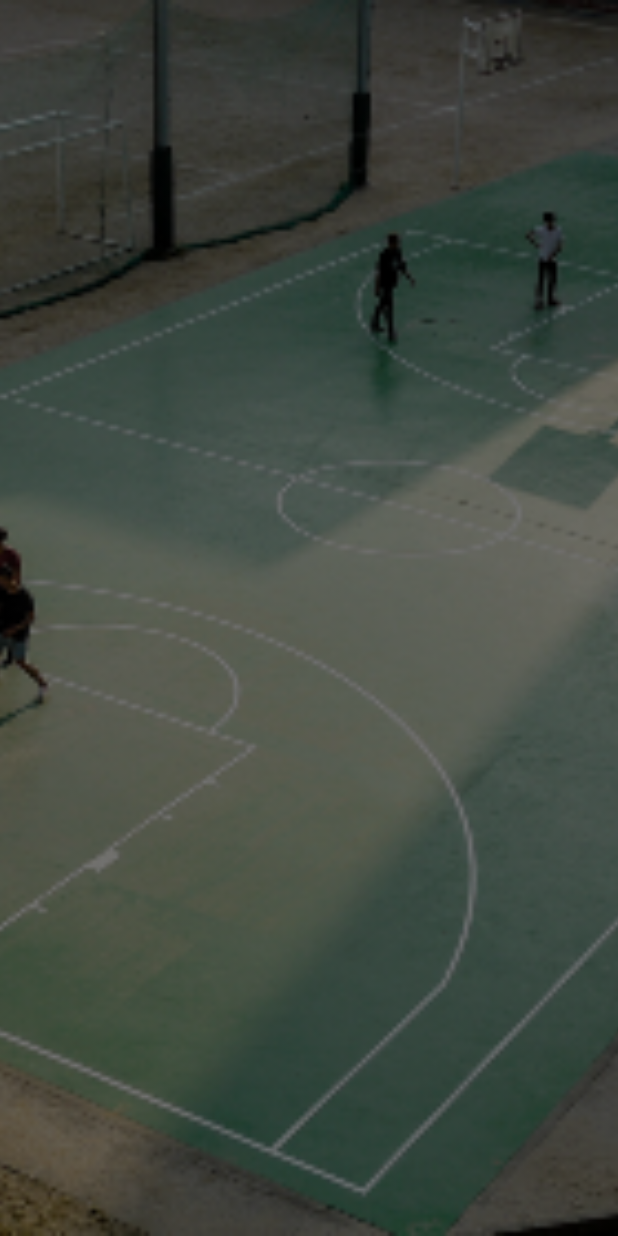
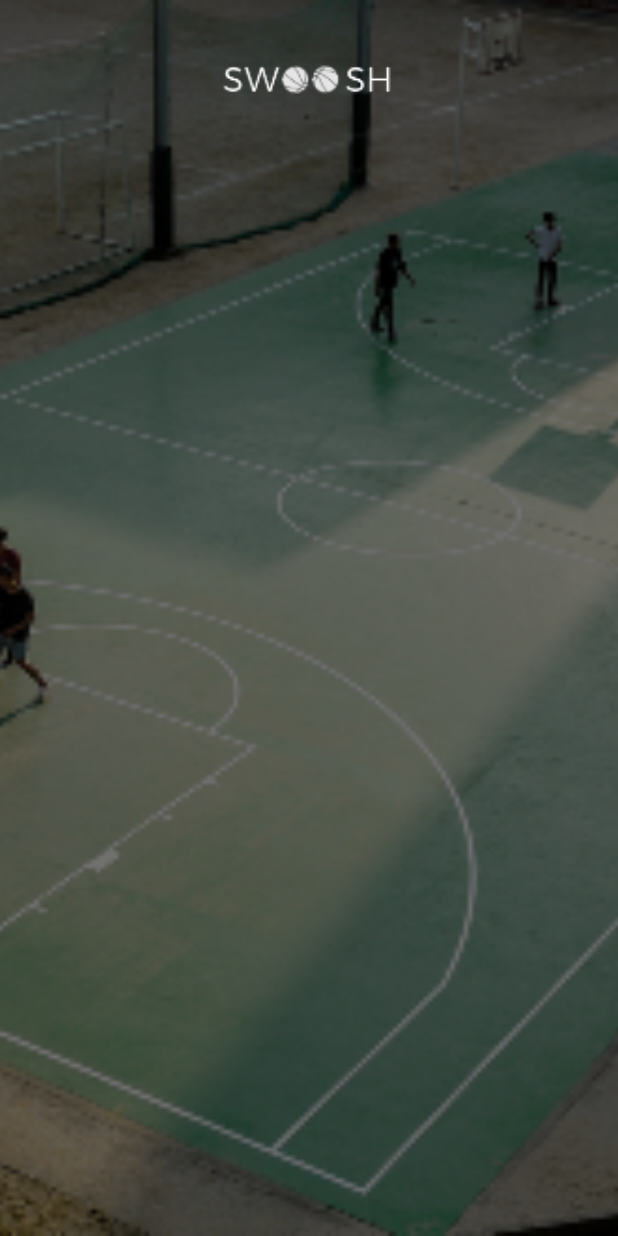
Before and after one commit to Coder44-2/SooshPracitce, an Android app: the screen it shows after launch (MainActivity), on a phone screen of 412 x 824 dp. Run offline under Robolectric (Android 15) with nearby library versions, the phone set to English and light mode, and no system bars.

Commit message:
Added the swoosh Logo.

```diff
--- a/app/src/main/res/layout-normal-land/activity_main.xml
+++ b/app/src/main/res/layout-normal-land/activity_main.xml
@@ -1,7 +1,6 @@
 <?xml version="1.0" encoding="utf-8"?>
 <androidx.constraintlayout.widget.ConstraintLayout xmlns:android="http://schemas.android.com/apk/res/android"
     xmlns:app="http://schemas.android.com/apk/res-auto"
-    android:id="@+id/swooshLogo"
     android:layout_width="match_parent"
     android:layout_height="match_parent">
 
@@ -17,4 +16,19 @@
         app:layout_constraintTop_toTopOf="parent"
         app:srcCompat="@drawable/welcomescreenbg" />
 
+    <ImageView
+        android:id="@+id/swooshLogo"
+        android:layout_width="116dp"
+        android:layout_height="58dp"
+        android:layout_marginStart="8dp"
+        android:layout_marginLeft="8dp"
+        android:layout_marginTop="24dp"
+        android:layout_marginEnd="8dp"
+        android:layout_marginRight="8dp"
+        android:contentDescription="@string/swoosh_logo"
+        app:layout_constraintEnd_toEndOf="parent"
+        app:layout_constraintStart_toStartOf="parent"
+        app:layout_constraintTop_toTopOf="parent"
+        app:srcCompat="@drawable/swooshlogo" />
+
 </androidx.constraintlayout.widget.ConstraintLayout>
--- a/app/src/main/res/layout/activity_main.xml
+++ b/app/src/main/res/layout/activity_main.xml
@@ -18,5 +18,19 @@
         app:srcCompat="@drawable/welcomescreenbg"
         android:contentDescription="@string/background_image" />
 
+    <ImageView
+        android:id="@+id/swooshLogo"
+        android:layout_width="116dp"
+        android:layout_height="58dp"
+        android:layout_marginStart="8dp"
+        android:layout_marginLeft="8dp"
+        android:layout_marginTop="24dp"
+        android:layout_marginEnd="8dp"
+        android:layout_marginRight="8dp"
+        android:contentDescription="@string/swoosh_logo"
+        app:layout_constraintEnd_toEndOf="parent"
+        app:layout_constraintStart_toStartOf="parent"
+        app:layout_constraintTop_toTopOf="parent"
+        app:srcCompat="@drawable/swooshlogo" />
 
 </androidx.constraintlayout.widget.ConstraintLayout>
```
